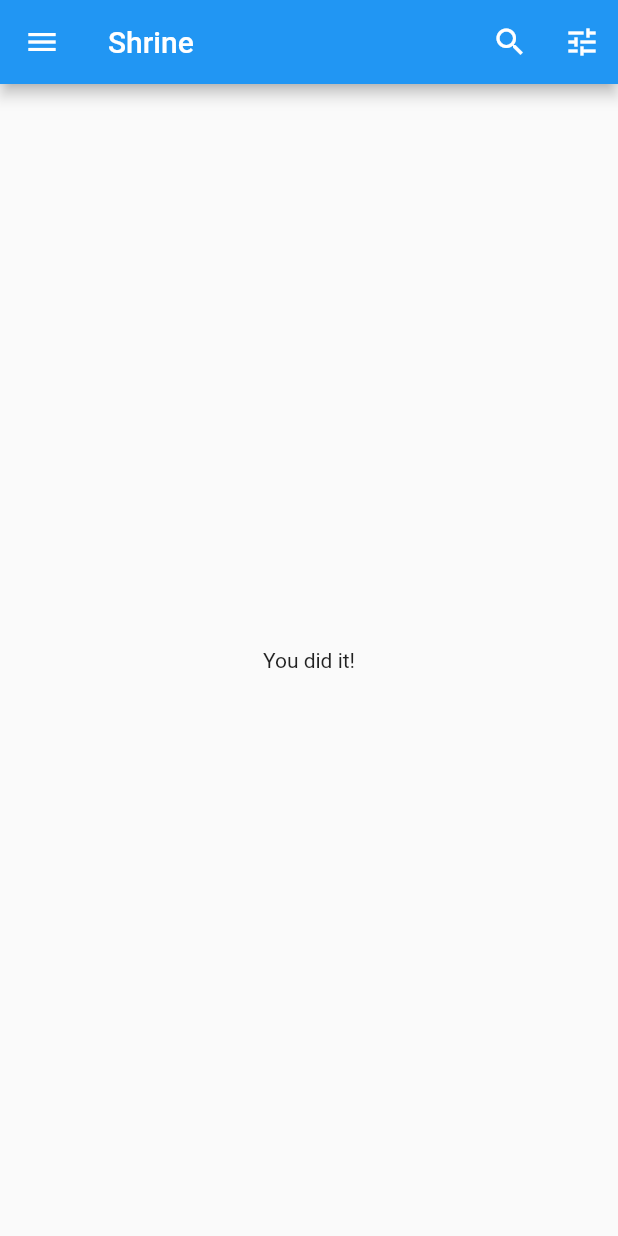
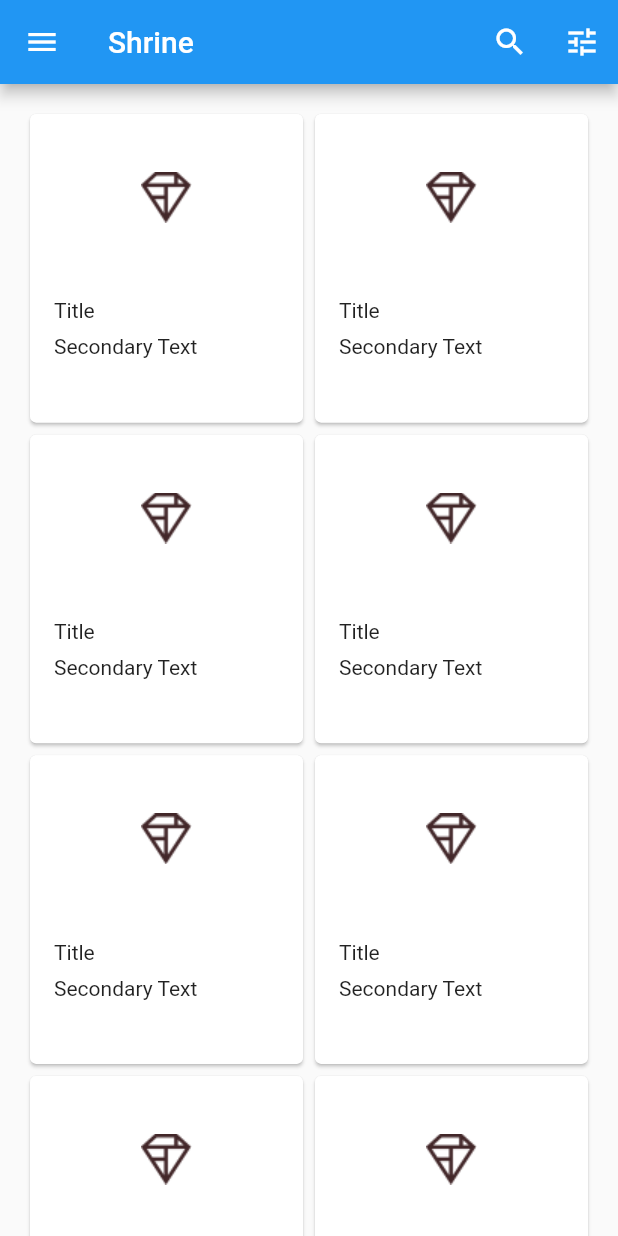
Before and after one commit to NileshPayghan/FlutterProjects, a Flutter app: the HomePage screen opened directly, on a phone screen of 412 x 824 dp. Run offline on Flutter 3.47's test engine with Material 2 defaults, Android fonts, the phone set to English and light mode, and no system bars; our stand-ins replace curved_navigation_bar; missing offline and left inert: foldable_sidebar.

Commit message:
Static Grid Cards build using list

```diff
--- a/StarterCodes/mdc_100_series/lib/home.dart
+++ b/StarterCodes/mdc_100_series/lib/home.dart
@@ -13,9 +13,45 @@
 // limitations under the License.
 
 import 'package:flutter/material.dart';
+import 'package:intl/intl.dart';
+
+import 'model/products_repository.dart';
+import 'model/product.dart';
 
 class HomePage extends StatelessWidget {
   // TODO: Make a collection of cards (102)
+
+  List<Card> _buildGridCards(int count){
+    List<Card> cards = List.generate(count,
+    (int index) => Card(
+      clipBehavior: Clip.antiAlias,
+      child: Column(
+        crossAxisAlignment: CrossAxisAlignment.start,
+        children: <Widget>[
+          AspectRatio(
+            aspectRatio: 18.0/11.0,
+            child: Image.asset('assets/diamond.png'),
+            ),
+            Padding(
+              padding: EdgeInsets.fromLTRB(16.0, 12.0, 16.0, 8.0),
+              child: Column(
+                crossAxisAlignment: CrossAxisAlignment.start,
+                children: <Widget>[
+                  Text('Title'),
+                  SizedBox(height: 8.0),
+                  Text('Secondary Text'),
+                ],
+              ),
+              ),
+
+        ],
+      ),
+    )
+    );
+    return cards;
+  }
+
+
   // TODO: Add a variable for Category (104)
   @override
   Widget build(BuildContext context) {
@@ -57,9 +93,12 @@ class HomePage extends StatelessWidget {
       ),
       // TODO: Add a grid view (102)
 
-      body: Center(
-        child: Text('You did it!'),
-      ),
+      body: GridView.count(
+          crossAxisCount: 2,
+          padding: EdgeInsets.all(16.0),
+          childAspectRatio: 8.0/9.0,
+          children: _buildGridCards(10),
+        ),
       // TODO: Set resizeToAvoidBottomInset (101)
       resizeToAvoidBottomInset: false,
     );
```
